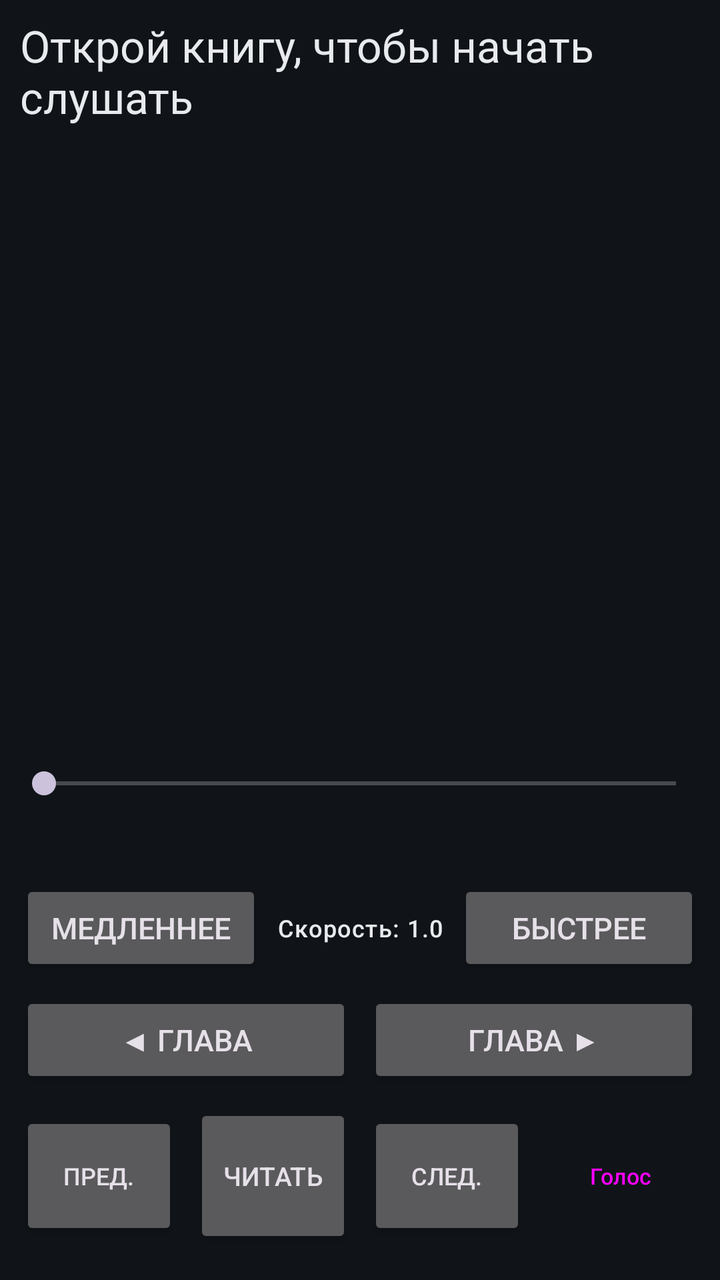
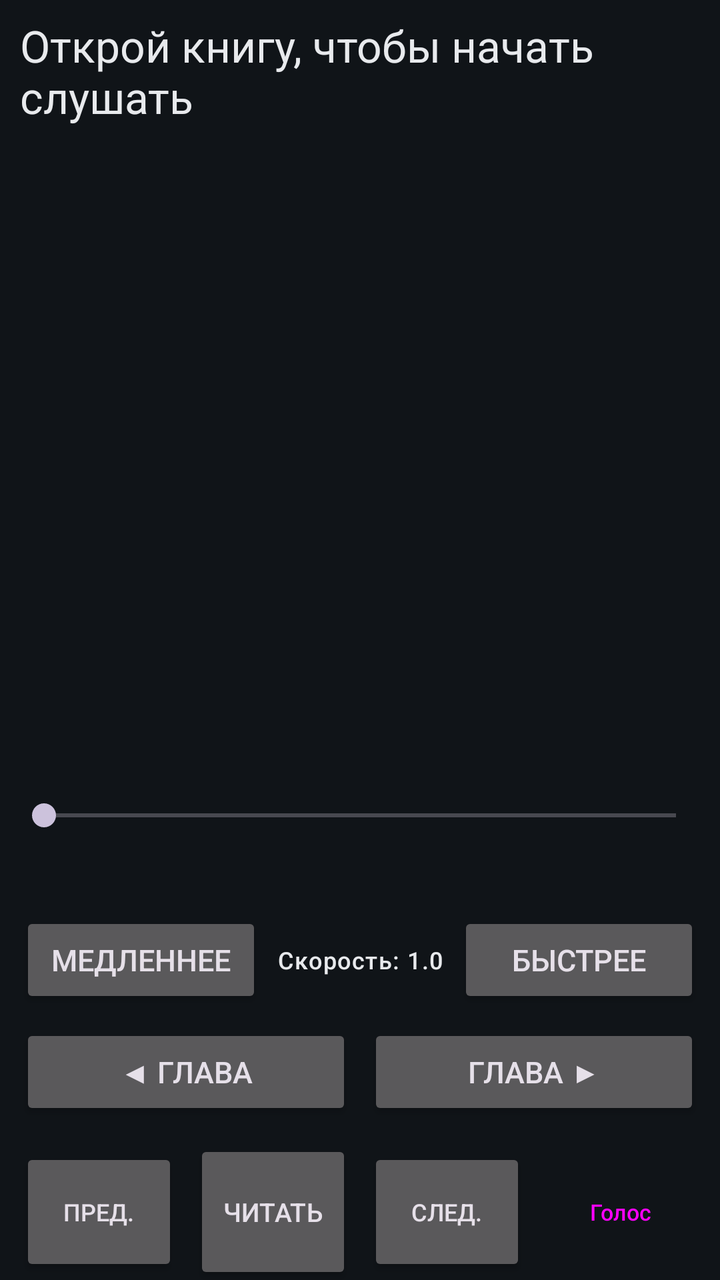

Screens rendered from an Android XML layout before and after an edit, with the pre-edit source and the edit as a unified diff.
<!-- AndroidManifest.xml: application theme Theme.BookVoice -->
<!-- res/layout/activity_main.xml -->
<?xml version="1.0" encoding="utf-8"?>
<LinearLayout xmlns:android="http://schemas.android.com/apk/res/android"
    xmlns:app="http://schemas.android.com/apk/res-auto"
    android:layout_width="match_parent"
    android:layout_height="match_parent"
    android:background="?attr/bvBg"
    android:orientation="vertical"
    android:padding="6dp">

    
    <LinearLayout
        android:layout_width="match_parent"
        android:layout_height="wrap_content"
        android:gravity="center_vertical"
        android:orientation="horizontal">

        
        <LinearLayout
            android:layout_width="0dp"
            android:layout_height="wrap_content"
            android:layout_weight="1"
            android:orientation="vertical">

            <TextView
                android:id="@+id/tvHeader"
                android:layout_width="match_parent"
                android:layout_height="wrap_content"
                android:accessibilityHeading="true"
                android:ellipsize="end"
                android:focusable="true"
                android:screenReaderFocusable="true"
                android:maxLines="2"
                android:paddingStart="4dp"
                android:paddingTop="2dp"
                android:paddingEnd="4dp"
                android:paddingBottom="2dp"
                android:text="@string/no_book"
                android:textAppearance="?attr/textAppearanceTitleLarge"
                android:textColor="?attr/bvInk" />

            <TextView
                android:id="@+id/tvHeaderAuthor"
                android:layout_width="match_parent"
                android:layout_height="wrap_content"
                android:ellipsize="end"
                android:focusable="true"
                android:screenReaderFocusable="true"
                android:maxLines="2"
                android:paddingStart="4dp"
                android:paddingEnd="4dp"
                android:paddingBottom="2dp"
                android:textAppearance="?attr/textAppearanceLabelLarge"
                android:textColor="?attr/bvDim"
                android:visibility="gone" />
        </LinearLayout>

        
        <Button
            android:id="@+id/btnMore"
            style="?attr/materialButtonOutlinedStyle"
            android:layout_width="48dp"
            android:layout_height="48dp"
            android:layout_marginStart="4dp"
            android:contentDescription="@string/reader_more_cd"
            android:gravity="center"
            android:minWidth="48dp"
            app:icon="@drawable/ic_more"
            app:iconSize="24dp" />
    </LinearLayout>

    
    <LinearLayout
        android:layout_width="match_parent"
        android:layout_height="wrap_content"
        android:gravity="end|center_vertical"
        android:orientation="horizontal">

        <Button
            android:id="@+id/btnToc"
            style="?attr/materialButtonOutlinedStyle"
            android:layout_width="48dp"
            android:layout_height="48dp"
            android:layout_marginStart="4dp"
            android:contentDescription="@string/toc_btn"
            android:gravity="center"
            android:minWidth="48dp"
            app:icon="@drawable/ic_toc"
            app:iconSize="24dp" />

        <Button
            android:id="@+id/btnSearch"
            style="?attr/materialButtonOutlinedStyle"
            android:layout_width="48dp"
            android:layout_height="48dp"
            android:layout_marginStart="4dp"
            android:contentDescription="@string/search_button_cd"
            android:gravity="center"
            android:minWidth="48dp"
            app:icon="@drawable/ic_search"
            app:iconSize="24dp" />

        <Button
            android:id="@+id/btnBookmark"
            style="?attr/materialButtonOutlinedStyle"
            android:layout_width="48dp"
            android:layout_height="48dp"
            android:layout_marginStart="4dp"
            android:contentDescription="@string/bookmark_btn"
            android:gravity="center"
            android:minWidth="48dp"
            app:icon="@drawable/ic_bookmark"
            app:iconSize="24dp" />
    </LinearLayout>

    
    <LinearLayout
        android:id="@+id/searchPanel"
        android:layout_width="match_parent"
        android:layout_height="wrap_content"
        android:orientation="vertical"
        android:paddingTop="2dp"
        android:visibility="gone">

        <LinearLayout
            android:layout_width="match_parent"
            android:layout_height="wrap_content"
            android:gravity="center_vertical"
            android:orientation="horizontal">

            <EditText
                android:id="@+id/etSearch"
                android:layout_width="0dp"
                android:layout_height="48dp"
                android:layout_weight="1"
                android:autofillHints=""
                android:hint="@string/search_field_hint"
                android:imeOptions="actionSearch"
                android:importantForAutofill="no"
                android:inputType="text"
                android:maxLines="1"
                android:textColor="?attr/bvInk"
                android:textColorHint="?attr/bvDim"
                android:textSize="16sp" />

            <Button
                android:id="@+id/btnSearchMic"
                android:layout_width="wrap_content"
                android:layout_height="48dp"
                android:layout_marginStart="4dp"
                android:contentDescription="@string/search_mic_cd"
                android:minWidth="48dp"
                android:text="🎤"
                android:textSize="18sp" />

            <Button
                android:id="@+id/btnSearchGo"
                android:layout_width="wrap_content"
                android:layout_height="48dp"
                android:layout_marginStart="4dp"
                android:text="@string/search_find_btn"
                android:textSize="15sp" />
        </LinearLayout>

        <TextView
            android:id="@+id/tvSearchResult"
            android:layout_width="match_parent"
            android:layout_height="wrap_content"
            android:gravity="center"
            android:paddingTop="2dp"
            android:paddingBottom="2dp"
            android:textAppearance="?attr/textAppearanceLabelMedium"
            android:textColor="?attr/bvDim" />

        <LinearLayout
            android:layout_width="match_parent"
            android:layout_height="wrap_content"
            android:gravity="center"
            android:orientation="horizontal">

            <Button
                android:id="@+id/btnSearchPrev"
                android:layout_width="0dp"
                android:layout_height="48dp"
                android:layout_margin="2dp"
                android:layout_weight="1"
                android:text="@string/search_prev_btn"
                android:textSize="15sp" />

            <Button
                android:id="@+id/btnSearchNext"
                android:layout_width="0dp"
                android:layout_height="48dp"
                android:layout_margin="2dp"
                android:layout_weight="1"
                android:text="@string/search_next_btn"
                android:textSize="15sp" />

            <Button
                android:id="@+id/btnSearchClose"
                android:layout_width="0dp"
                android:layout_height="48dp"
                android:layout_margin="2dp"
                android:layout_weight="1"
                android:text="@string/search_close_btn"
                android:textSize="15sp" />
        </LinearLayout>
    </LinearLayout>

    
    <LinearLayout
        android:id="@+id/voiceArea"
        android:layout_width="match_parent"
        android:layout_height="0dp"
        android:layout_weight="1"
        android:orientation="vertical">

        
        <LinearLayout
            android:id="@+id/voicePanel"
        android:layout_width="match_parent"
        android:layout_height="wrap_content"
        android:background="?attr/bvPanel"
        android:orientation="vertical"
        android:paddingStart="4dp"
        android:paddingTop="4dp"
        android:paddingEnd="4dp"
        android:visibility="gone">

        
        <LinearLayout
            android:layout_width="match_parent"
            android:layout_height="wrap_content"
            android:gravity="center_vertical"
            android:orientation="horizontal">

            <Button
                android:id="@+id/btnVoiceClose"
                style="?attr/materialButtonOutlinedStyle"
                android:layout_width="wrap_content"
                android:layout_height="48dp"
                android:layout_marginEnd="8dp"
                android:minWidth="48dp"
                android:contentDescription="@string/catalog_back_top"
                android:text="@string/catalog_back_icon"
                android:textSize="22sp" />

            <TextView
                android:id="@+id/tvVoiceTitle"
                android:layout_width="0dp"
                android:layout_height="wrap_content"
                android:layout_weight="1"
                android:accessibilityHeading="true"
                android:accessibilityTraversalBefore="@id/btnVoiceClose"
                android:ellipsize="end"
                android:focusable="true"
                android:screenReaderFocusable="true"
                android:maxLines="1"
                android:text="@string/voice_settings"
                android:textAppearance="?attr/textAppearanceTitleMedium"
                android:textColor="?attr/bvInk" />

            
        </LinearLayout>

        <ScrollView
            android:id="@+id/voiceScroll"
            android:layout_width="match_parent"
            android:layout_height="wrap_content"
            android:scrollbars="vertical">

            <LinearLayout
                android:id="@+id/voiceBody"
                android:layout_width="match_parent"
                android:layout_height="wrap_content"
                android:orientation="vertical" />
        </ScrollView>
    </LinearLayout>

        <androidx.recyclerview.widget.RecyclerView
            android:id="@+id/sentenceList"
            android:layout_width="match_parent"
            android:layout_height="0dp"
            android:layout_weight="1"
            android:clipToPadding="false"
            android:paddingStart="12dp"
            android:paddingEnd="12dp"
            android:scrollbars="vertical" />
    </LinearLayout>

    <TextView
        android:id="@+id/tvPosition"
        android:layout_width="match_parent"
        android:layout_height="wrap_content"
        android:gravity="center"
        android:paddingTop="2dp"
        android:paddingBottom="2dp"
        android:textAppearance="?attr/textAppearanceLabelMedium"
        android:textColor="?attr/bvDim" />

    
    <SeekBar
        android:id="@+id/seekProgress"
        android:layout_width="match_parent"
        android:layout_height="wrap_content"
        android:contentDescription="@string/seek_progress"
        android:minHeight="48dp"
        android:max="0"
        android:progress="0" />

    
    <TextView
        android:id="@+id/tvStats"
        android:layout_width="match_parent"
        android:layout_height="wrap_content"
        android:gravity="center"
        android:paddingTop="2dp"
        android:paddingBottom="2dp"
        android:textAppearance="?attr/textAppearanceLabelMedium"
        android:textColor="?attr/bvDim" />

    
    <LinearLayout
        android:id="@+id/speedRow"
        android:layout_width="match_parent"
        android:layout_height="wrap_content"
        android:gravity="center_vertical"
        android:orientation="horizontal">

        <Button
            android:id="@+id/btnSpeedDown"
            android:layout_width="0dp"
            android:layout_height="48dp"
            android:layout_margin="4dp"
            android:layout_weight="1"
            android:text="@string/speed_down"
            android:textSize="15sp" />

        <TextView
            android:id="@+id/tvSpeed"
            android:layout_width="wrap_content"
            android:layout_height="wrap_content"
            android:gravity="center"
            android:minWidth="90dp"
            android:text="@string/speed_default"
            android:textAppearance="?attr/textAppearanceLabelMedium"
            android:textColor="?attr/bvInk" />

        <Button
            android:id="@+id/btnSpeedUp"
            android:layout_width="0dp"
            android:layout_height="48dp"
            android:layout_margin="4dp"
            android:layout_weight="1"
            android:text="@string/speed_up"
            android:textSize="15sp" />
    </LinearLayout>

    
    <LinearLayout
        android:layout_width="match_parent"
        android:layout_height="wrap_content"
        android:gravity="center"
        android:orientation="horizontal">

        <Button
            android:id="@+id/btnPrevChapter"
            android:layout_width="0dp"
            android:layout_height="48dp"
            android:layout_margin="4dp"
            android:layout_weight="1"
            android:contentDescription="@string/prev_chapter"
            android:ellipsize="end"
            android:maxLines="1"
            android:text="◀ Глава"
            android:textSize="15sp" />

        <Button
            android:id="@+id/btnNextChapter"
            android:layout_width="0dp"
            android:layout_height="48dp"
            android:layout_margin="4dp"
            android:layout_weight="1"
            android:contentDescription="@string/next_chapter"
            android:ellipsize="end"
            android:maxLines="1"
            android:text="Глава ▶"
            android:textSize="15sp" />
    </LinearLayout>

    
    <LinearLayout
        android:id="@+id/quickPanel"
        android:layout_width="match_parent"
        android:layout_height="wrap_content"
        android:gravity="center"
        android:orientation="horizontal"
        android:paddingTop="2dp"
        android:paddingBottom="2dp"
        android:visibility="gone">

        <Button
            android:id="@+id/btnQuick0"
            android:layout_width="0dp"
            android:layout_height="52dp"
            android:layout_margin="2dp"
            android:layout_weight="1"
            android:contentDescription="@string/quick_btn_cd"
            android:textSize="13sp" />

        <Button
            android:id="@+id/btnQuick1"
            android:layout_width="0dp"
            android:layout_height="52dp"
            android:layout_margin="2dp"
            android:layout_weight="1"
            android:contentDescription="@string/quick_btn_cd"
            android:textSize="13sp" />

        <Button
            android:id="@+id/btnQuick2"
            android:layout_width="0dp"
            android:layout_height="52dp"
            android:layout_margin="2dp"
            android:layout_weight="1"
            android:contentDescription="@string/quick_btn_cd"
            android:textSize="13sp" />

        <Button
            android:id="@+id/btnQuick3"
            android:layout_width="0dp"
            android:layout_height="52dp"
            android:layout_margin="2dp"
            android:layout_weight="1"
            android:contentDescription="@string/quick_btn_cd"
            android:textSize="13sp" />

        <Button
            android:id="@+id/btnQuick4"
            android:layout_width="0dp"
            android:layout_height="52dp"
            android:layout_margin="2dp"
            android:layout_weight="1"
            android:contentDescription="@string/quick_btn_cd"
            android:textSize="13sp" />
    </LinearLayout>

    
    <LinearLayout
        android:layout_width="match_parent"
        android:layout_height="wrap_content"
        android:gravity="center"
        android:orientation="horizontal"
        android:paddingBottom="6dp">

        <Button
            android:id="@+id/btnPrevSentence"
            android:layout_width="0dp"
            android:layout_height="64dp"
            android:layout_margin="4dp"
            android:layout_weight="1"
            android:contentDescription="@string/prev_sentence"
            android:ellipsize="end"
            android:maxLines="1"
            android:text="Пред."
            android:textSize="12sp"
            app:autoSizeMaxTextSize="12sp"
            app:autoSizeMinTextSize="9sp"
            app:autoSizeTextType="uniform"
            app:icon="@drawable/ic_prev"
            app:iconGravity="top"
            app:iconPadding="2dp"
            app:iconSize="26dp" />

        <Button
            android:id="@+id/btnPlayPause"
            android:layout_width="0dp"
            android:layout_height="72dp"
            android:layout_margin="4dp"
            android:layout_weight="1"
            android:ellipsize="end"
            android:maxLines="1"
            android:text="Читать"
            android:textSize="13sp"
            app:autoSizeMaxTextSize="13sp"
            app:autoSizeMinTextSize="9sp"
            app:autoSizeTextType="uniform"
            app:icon="@drawable/ic_play"
            app:iconGravity="top"
            app:iconPadding="2dp"
            app:iconSize="30dp" />

        <Button
            android:id="@+id/btnNextSentence"
            android:layout_width="0dp"
            android:layout_height="64dp"
            android:layout_margin="4dp"
            android:layout_weight="1"
            android:contentDescription="@string/next_sentence"
            android:ellipsize="end"
            android:maxLines="1"
            android:text="След."
            android:textSize="12sp"
            app:autoSizeMaxTextSize="12sp"
            app:autoSizeMinTextSize="9sp"
            app:autoSizeTextType="uniform"
            app:icon="@drawable/ic_next"
            app:iconGravity="top"
            app:iconPadding="2dp"
            app:iconSize="26dp" />

        
        <Button
            android:id="@+id/btnVoice"
            style="?attr/materialButtonOutlinedStyle"
            android:layout_width="0dp"
            android:layout_height="64dp"
            android:layout_margin="4dp"
            android:layout_weight="1"
            android:contentDescription="@string/voice_settings"
            android:ellipsize="end"
            android:maxLines="1"
            android:text="Голос"
            android:textSize="12sp"
            app:autoSizeMaxTextSize="12sp"
            app:autoSizeMinTextSize="9sp"
            app:autoSizeTextType="uniform"
            app:icon="@drawable/ic_voice"
            app:iconGravity="top"
            app:iconPadding="2dp"
            app:iconSize="26dp" />
    </LinearLayout>
</LinearLayout>
<!-- resources referenced by this layout -->
<resources>
  <!-- drawable ic_bookmark (drawable) -->
  <vector xmlns:android="http://schemas.android.com/apk/res/android"
      android:width="24dp"
      android:height="24dp"
      android:viewportWidth="24"
      android:viewportHeight="24">
      
      <path
          android:fillColor="#E8EAED"
          android:pathData="M17,3H7c-1.1,0 -1.99,0.9 -1.99,2L5,21l7,-3 7,3V5c0,-1.1 -0.9,-2 -2,-2z" />
  </vector>
  <!-- drawable ic_more (drawable) -->
  <vector xmlns:android="http://schemas.android.com/apk/res/android"
      android:width="24dp"
      android:height="24dp"
      android:viewportWidth="24"
      android:viewportHeight="24">
      
      <path
          android:fillColor="#E8EAED"
          android:pathData="M12,8c1.1,0 2,-0.9 2,-2s-0.9,-2 -2,-2 -2,0.9 -2,2 0.9,2 2,2zM12,10c-1.1,0 -2,0.9 -2,2s0.9,2 2,2 2,-0.9 2,-2 -0.9,-2 -2,-2zM12,16c-1.1,0 -2,0.9 -2,2s0.9,2 2,2 2,-0.9 2,-2 -0.9,-2 -2,-2z" />
  </vector>
  <!-- drawable ic_next (drawable) -->
  <vector xmlns:android="http://schemas.android.com/apk/res/android"
      android:width="24dp"
      android:height="24dp"
      android:viewportWidth="24"
      android:viewportHeight="24">
      
      <path
          android:fillColor="#E8EAED"
          android:pathData="M6 18l8.5-6L6 6v12zM16 6v12h2V6h-2z" />
  </vector>
  <!-- drawable ic_play (drawable) -->
  <vector xmlns:android="http://schemas.android.com/apk/res/android"
      android:width="24dp"
      android:height="24dp"
      android:viewportWidth="24"
      android:viewportHeight="24">
      
      <path
          android:fillColor="#E8EAED"
          android:pathData="M8 5v14l11-7z" />
  </vector>
  <!-- drawable ic_prev (drawable) -->
  <vector xmlns:android="http://schemas.android.com/apk/res/android"
      android:width="24dp"
      android:height="24dp"
      android:viewportWidth="24"
      android:viewportHeight="24">
      
      <path
          android:fillColor="#E8EAED"
          android:pathData="M6 6h2v12H6zm3.5 6l8.5 6V6z" />
  </vector>
  <string name="bookmark_btn">Закладка</string>
  <string name="catalog_back_icon">←</string>
  <string name="catalog_back_top">Назад</string>
  <string name="next_chapter">Следующая глава</string>
  <string name="next_sentence">Следующее предложение</string>
  <string name="no_book">Открой книгу, чтобы начать слушать</string>
  <string name="prev_chapter">Предыдущая глава</string>
  <string name="prev_sentence">Предыдущее предложение</string>
  <string name="quick_btn_cd">Быстрый доступ, кнопка %1$d: %2$s</string>
  <string name="reader_more_cd">Ещё</string>
  <string name="search_button_cd">Поиск</string>
  <string name="search_close_btn">Закрыть поиск</string>
  <string name="search_field_hint">Слово для поиска</string>
  <string name="search_find_btn">Найти</string>
  <string name="search_mic_cd">Продиктовать слово для поиска</string>
  <string name="search_next_btn">Далее</string>
  <string name="search_prev_btn">Назад</string>
  <string name="seek_progress">Позиция в книге</string>
  <string name="speed_default">Скорость: 1.0</string>
  <string name="speed_down">Медленнее</string>
  <string name="speed_up">Быстрее</string>
  <string name="toc_btn">Оглавление</string>
  <string name="voice_settings">Голос чтения</string>
  <color name="bv_bg">#101418</color>
  <color name="bv_panel">#1A232B</color>
  <color name="bv_ink">#E8EAED</color>
  <color name="bv_dim">#9AA0A6</color>
  <color name="bv_accent">#8AB4F8</color>
  <color name="bv_track">#3C4043</color>
  <color name="bv_danger">#EF9A9A</color>
  <color name="bv_sel_current">#33404C</color>
  <color name="bv_sel_anchor">#4B3A66</color>
  <color name="bv_sel_range">#37415C</color>
  <!-- unchanged entries left out for length: 4 -->
</resources>

<!-- the commit's change to res/layout/activity_main.xml (unified diff, before → after) -->
@@ -5,7 +5,9 @@
     android:layout_height="match_parent"
     android:background="?attr/bvBg"
     android:orientation="vertical"
-    android:padding="6dp">
+    android:paddingStart="6dp"
+    android:paddingTop="6dp"
+    android:paddingEnd="6dp">
 
     
     <LinearLayout
@@ -449,14 +451,15 @@
         android:layout_width="match_parent"
         android:layout_height="wrap_content"
         android:gravity="center"
-        android:orientation="horizontal"
-        android:paddingBottom="6dp">
+        android:orientation="horizontal">
 
         <Button
             android:id="@+id/btnPrevSentence"
             android:layout_width="0dp"
             android:layout_height="64dp"
-            android:layout_margin="4dp"
+            android:layout_marginStart="4dp"
+            android:layout_marginTop="4dp"
+            android:layout_marginEnd="4dp"
             android:layout_weight="1"
             android:contentDescription="@string/prev_sentence"
             android:ellipsize="end"
@@ -475,7 +478,9 @@
             android:id="@+id/btnPlayPause"
             android:layout_width="0dp"
             android:layout_height="72dp"
-            android:layout_margin="4dp"
+            android:layout_marginStart="4dp"
+            android:layout_marginTop="4dp"
+            android:layout_marginEnd="4dp"
             android:layout_weight="1"
             android:ellipsize="end"
             android:maxLines="1"
@@ -493,7 +498,9 @@
             android:id="@+id/btnNextSentence"
             android:layout_width="0dp"
             android:layout_height="64dp"
-            android:layout_margin="4dp"
+            android:layout_marginStart="4dp"
+            android:layout_marginTop="4dp"
+            android:layout_marginEnd="4dp"
             android:layout_weight="1"
             android:contentDescription="@string/next_sentence"
             android:ellipsize="end"
@@ -514,7 +521,9 @@
             style="?attr/materialButtonOutlinedStyle"
             android:layout_width="0dp"
             android:layout_height="64dp"
-            android:layout_margin="4dp"
+            android:layout_marginStart="4dp"
+            android:layout_marginTop="4dp"
+            android:layout_marginEnd="4dp"
             android:layout_weight="1"
             android:contentDescription="@string/voice_settings"
             android:ellipsize="end"
